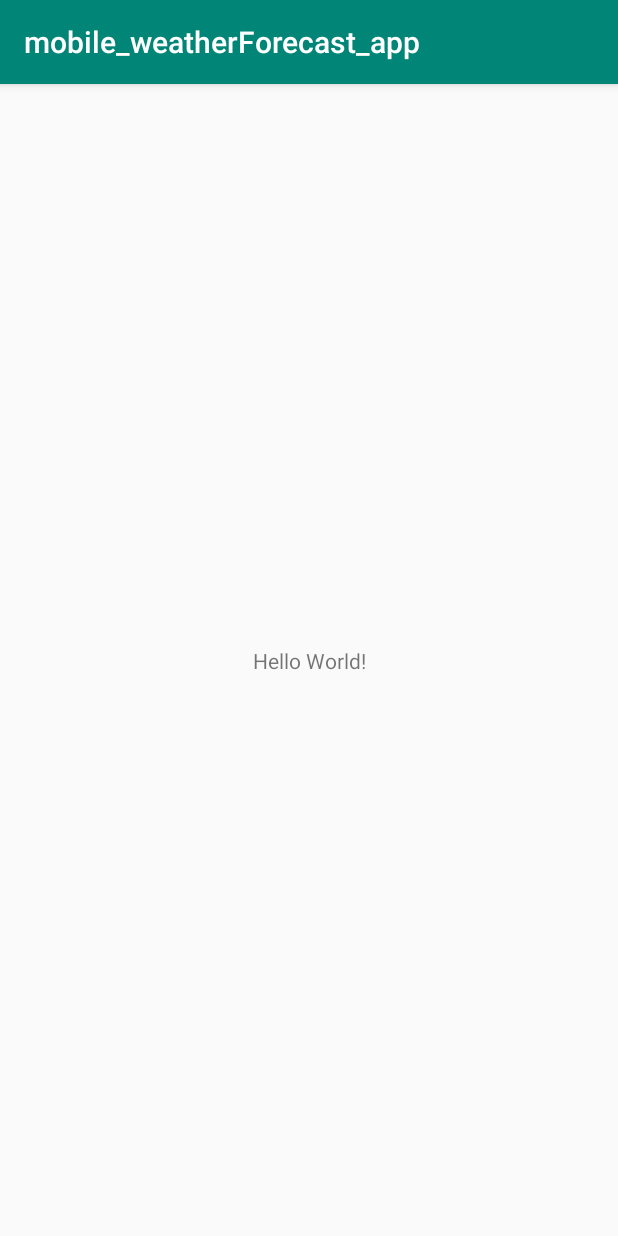
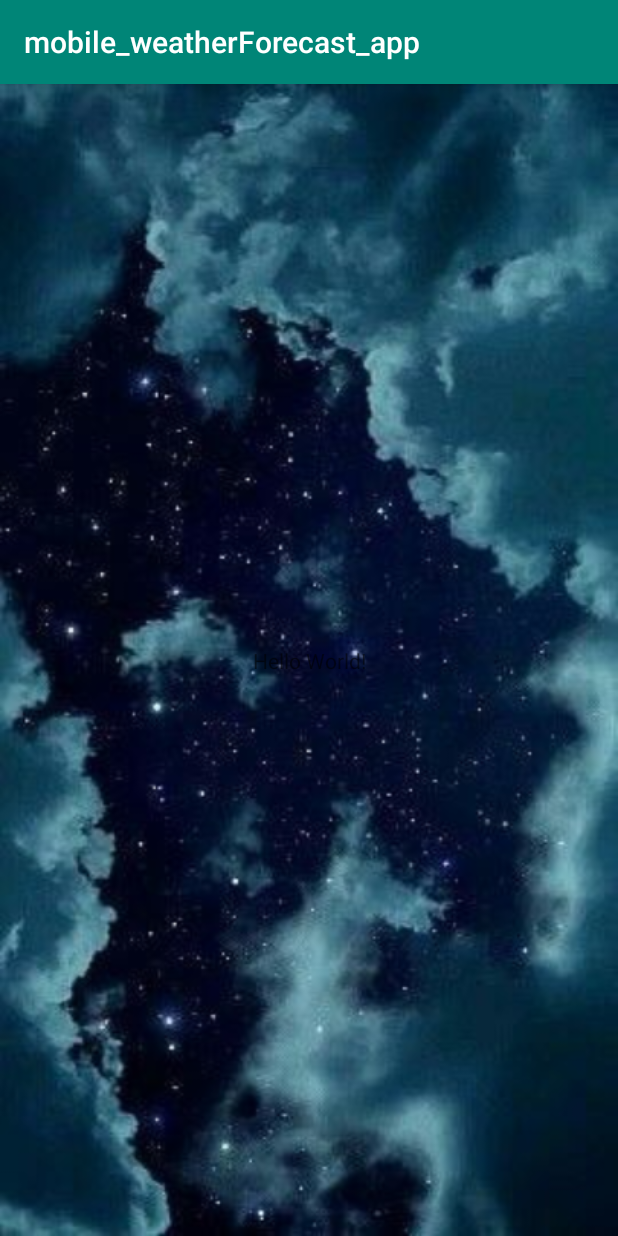
Before and after one commit to elahekhodaie/mobile_weatherForecast_app, an Android app: the screen it shows after launch (MainActivity), on a phone screen of 412 x 824 dp. Run offline under Robolectric (Android 15) with nearby library versions, the phone set to English and light mode, and no system bars.

Commit message:
getting started , background is set

```diff
--- a/app/src/main/res/layout/activity_main.xml
+++ b/app/src/main/res/layout/activity_main.xml
@@ -4,6 +4,7 @@
     xmlns:tools="http://schemas.android.com/tools"
     android:layout_width="match_parent"
     android:layout_height="match_parent"
+    android:background="@drawable/nightsky"
     tools:context=".MainActivity">
 
     <TextView
```
Also changed, not shown: app/src/main/res/drawable/nightsky.jpg (added).
